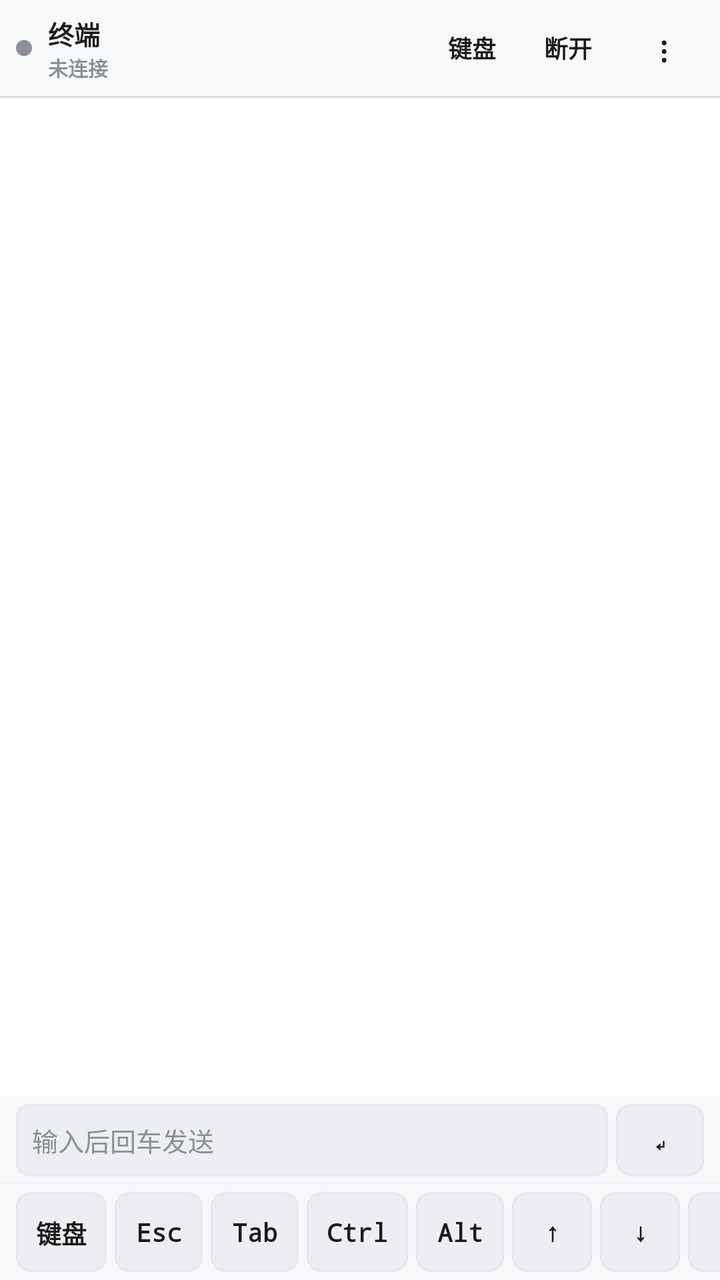
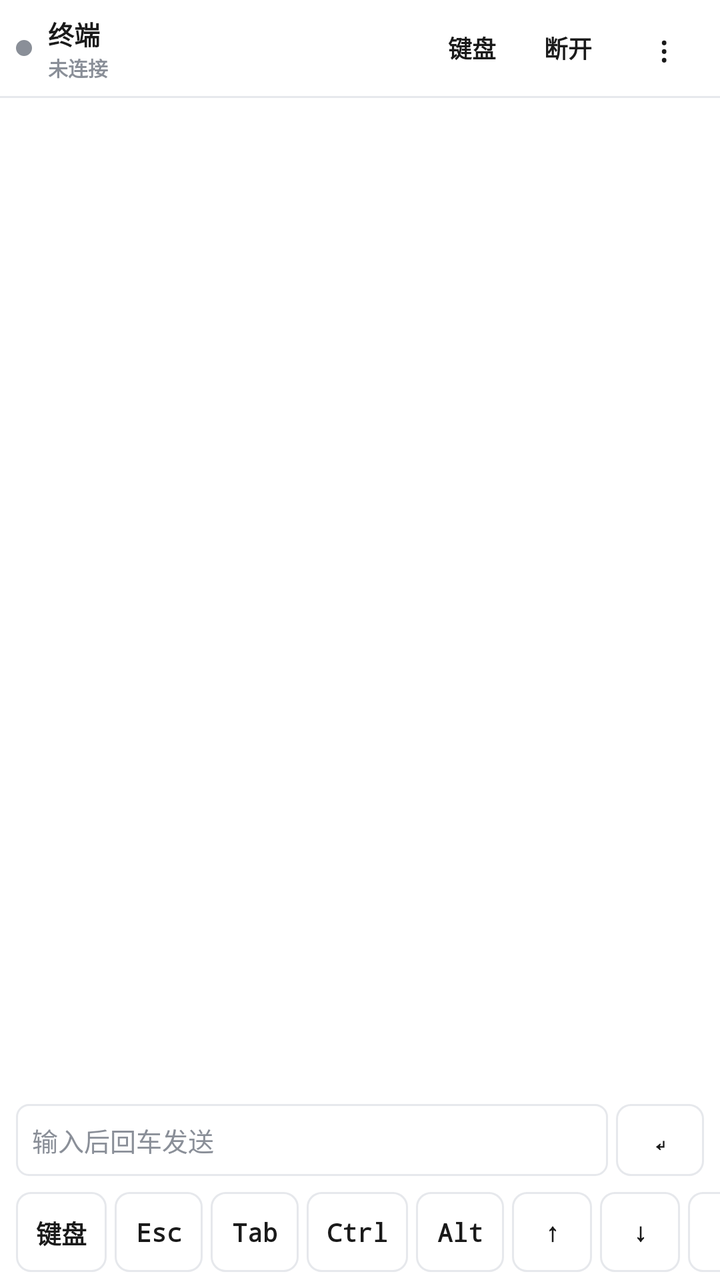

Two renders of the same Android screen: before a commit and after it. Below are the layout's source before the change and the commit's diff.
<!-- AndroidManifest.xml: fallback theme Theme.MaterialComponents.DayNight.NoActionBar -->
<!-- res/layout/tool_terminal.xml -->
<?xml version="1.0" encoding="utf-8"?>
<LinearLayout xmlns:android="http://schemas.android.com/apk/res/android"
    android:layout_width="match_parent"
    android:layout_height="match_parent"
    android:orientation="vertical"
    android:padding="0dp"
    android:background="@color/terminal_bg">

    
    <LinearLayout
        android:id="@+id/terminal_toolbar"
        android:layout_width="match_parent"
        android:layout_height="@dimen/touch_min"
        android:orientation="horizontal"
        android:gravity="center_vertical"
        android:paddingStart="@dimen/space_sm"
        android:paddingEnd="@dimen/space_xs"
        android:background="@color/terminal_toolbar"
        android:elevation="1dp">

        <View
            android:id="@+id/terminal_status_dot"
            android:layout_width="8dp"
            android:layout_height="8dp"
            android:layout_marginEnd="@dimen/space_sm"
            android:background="@drawable/bg_terminal_status_dot"/>

        <LinearLayout
            android:layout_width="0dp"
            android:layout_height="wrap_content"
            android:layout_weight="1"
            android:orientation="vertical">

            <TextView
                android:id="@+id/terminal_title"
                android:layout_width="match_parent"
                android:layout_height="wrap_content"
                android:text="@string/terminal_title"
                android:textColor="@color/terminal_fg"
                android:textStyle="bold"
                android:textSize="13sp"
                android:maxLines="1"
                android:ellipsize="end"/>

            <TextView
                android:id="@+id/terminal_status"
                android:layout_width="match_parent"
                android:layout_height="wrap_content"
                android:text="@string/terminal_status_ready"
                android:textColor="@color/terminal_status_idle"
                android:textSize="10sp"
                android:textStyle="bold"
                android:maxLines="1"
                android:ellipsize="end"/>
        </LinearLayout>

        <TextView
            android:id="@+id/terminal_kbd"
            android:layout_width="wrap_content"
            android:layout_height="@dimen/touch_min"
            android:minWidth="@dimen/touch_min"
            android:gravity="center"
            android:paddingHorizontal="@dimen/space_sm"
            android:text="@string/terminal_key_kbd"
            android:textColor="@color/terminal_fg"
            android:textSize="12sp"
            android:textStyle="bold"
            android:background="?android:attr/selectableItemBackground"
            android:clickable="true"
            android:focusable="true"/>

        <TextView
            android:id="@+id/terminal_disconnect"
            android:layout_width="wrap_content"
            android:layout_height="@dimen/touch_min"
            android:minWidth="@dimen/touch_min"
            android:gravity="center"
            android:paddingHorizontal="@dimen/space_sm"
            android:text="@string/terminal_disconnect"
            android:textColor="@color/terminal_fg"
            android:textSize="12sp"
            android:textStyle="bold"
            android:background="?android:attr/selectableItemBackground"
            android:clickable="true"
            android:focusable="true"/>

        <TextView
            android:id="@+id/terminal_more"
            android:layout_width="wrap_content"
            android:layout_height="@dimen/touch_min"
            android:minWidth="@dimen/touch_min"
            android:gravity="center"
            android:paddingHorizontal="@dimen/space_sm"
            android:text="@string/terminal_more"
            android:textColor="@color/terminal_fg"
            android:textSize="18sp"
            android:background="?android:attr/selectableItemBackground"
            android:clickable="true"
            android:focusable="true"/>
    </LinearLayout>

    <View
        android:layout_width="match_parent"
        android:layout_height="1dp"
        android:background="@color/terminal_border"/>

    
    <ScrollView
        android:id="@+id/terminal_scroll"
        android:layout_width="match_parent"
        android:layout_height="0dp"
        android:layout_weight="1"
        android:fillViewport="true"
        android:background="@color/terminal_bg"
        android:fadeScrollbars="false"
        android:clickable="true"
        android:focusable="true">

        <TextView
            android:id="@+id/terminal_output"
            android:layout_width="match_parent"
            android:layout_height="wrap_content"
            android:paddingLeft="6dp"
            android:paddingRight="6dp"
            android:paddingTop="4dp"
            android:paddingBottom="4dp"
            android:minHeight="160dp"
            android:textIsSelectable="true"
            android:textColor="@color/terminal_fg"
            android:textSize="12sp"
            android:lineSpacingExtra="1dp"
            android:fontFamily="monospace"
            android:text=""/>
    </ScrollView>

    
    <LinearLayout
        android:layout_width="match_parent"
        android:layout_height="wrap_content"
        android:orientation="horizontal"
        android:gravity="center_vertical"
        android:minHeight="40dp"
        android:paddingHorizontal="@dimen/space_sm"
        android:paddingVertical="@dimen/space_xs"
        android:background="@color/terminal_toolbar">

        <EditText
            android:id="@+id/terminal_input"
            android:layout_width="0dp"
            android:layout_height="wrap_content"
            android:layout_weight="1"
            android:minHeight="36dp"
            android:hint="@string/terminal_hint"
            android:inputType="textVisiblePassword|textNoSuggestions"
            android:imeOptions="actionGo|flagNoExtractUi"
            android:singleLine="true"
            android:background="@drawable/bg_terminal_input"
            android:paddingHorizontal="@dimen/space_sm"
            android:paddingVertical="@dimen/space_xs"
            android:textColor="@color/terminal_fg"
            android:textColorHint="@color/terminal_muted"
            android:textSize="13sp"
            android:fontFamily="monospace"
            android:importantForAutofill="no"/>

        <TextView
            android:id="@+id/terminal_run"
            android:layout_width="wrap_content"
            android:layout_height="36dp"
            android:minWidth="44dp"
            android:layout_marginStart="@dimen/space_xs"
            android:gravity="center"
            android:paddingHorizontal="@dimen/space_sm"
            android:background="@drawable/bg_terminal_key"
            android:text="@string/terminal_run"
            android:textColor="@color/terminal_fg"
            android:textSize="12sp"
            android:textStyle="bold"
            android:fontFamily="monospace"
            android:clickable="true"
            android:focusable="true"/>
    </LinearLayout>

    
    <HorizontalScrollView
        android:id="@+id/terminal_extra_keys"
        android:layout_width="match_parent"
        android:layout_height="wrap_content"
        android:background="@color/terminal_toolbar"
        android:scrollbars="none"
        android:fadeScrollbars="true"
        android:elevation="2dp">

        <LinearLayout
            android:id="@+id/terminal_extra_keys_row"
            android:layout_width="wrap_content"
            android:layout_height="wrap_content"
            android:orientation="horizontal"
            android:gravity="center_vertical"
            android:paddingHorizontal="6dp"
            android:paddingVertical="4dp"
            android:minHeight="44dp">

            <TextView android:id="@+id/terminal_key_kbd"
                style="@style/TerminalExtraKey"
                android:text="@string/terminal_key_kbd"/>
            <TextView android:id="@+id/terminal_key_esc"
                style="@style/TerminalExtraKey"
                android:text="@string/terminal_key_esc"/>
            <TextView android:id="@+id/terminal_key_tab"
                style="@style/TerminalExtraKey"
                android:text="@string/terminal_key_tab"/>
            <TextView android:id="@+id/terminal_key_ctrl"
                style="@style/TerminalExtraKey"
                android:minWidth="48dp"
                android:text="@string/terminal_key_ctrl"/>
            <TextView android:id="@+id/terminal_key_alt"
                style="@style/TerminalExtraKey"
                android:text="@string/terminal_key_alt"/>
            <TextView android:id="@+id/terminal_key_up"
                style="@style/TerminalExtraKey"
                android:minWidth="40dp"
                android:text="@string/terminal_key_up"/>
            <TextView android:id="@+id/terminal_key_down"
                style="@style/TerminalExtraKey"
                android:minWidth="40dp"
                android:text="@string/terminal_key_down"/>
            <TextView android:id="@+id/terminal_key_left"
                style="@style/TerminalExtraKey"
                android:minWidth="40dp"
                android:text="@string/terminal_key_left"/>
            <TextView android:id="@+id/terminal_key_right"
                style="@style/TerminalExtraKey"
                android:minWidth="40dp"
                android:text="@string/terminal_key_right"/>
            <TextView android:id="@+id/terminal_key_home"
                style="@style/TerminalExtraKey"
                android:minWidth="48dp"
                android:text="@string/terminal_key_home"/>
            <TextView android:id="@+id/terminal_key_end"
                style="@style/TerminalExtraKey"
                android:text="@string/terminal_key_end"/>
            <TextView android:id="@+id/terminal_key_ctrl_c"
                style="@style/TerminalExtraKey"
                android:text="@string/terminal_key_ctrl_c"/>
            <TextView android:id="@+id/terminal_key_ctrl_d"
                style="@style/TerminalExtraKey"
                android:text="@string/terminal_key_ctrl_d"/>
            <TextView android:id="@+id/terminal_key_ctrl_z"
                style="@style/TerminalExtraKey"
                android:text="@string/terminal_key_ctrl_z"/>
            <TextView android:id="@+id/terminal_key_pipe"
                style="@style/TerminalExtraKey"
                android:minWidth="36dp"
                android:text="@string/terminal_key_pipe"/>
            <TextView android:id="@+id/terminal_key_tilde"
                style="@style/TerminalExtraKey"
                android:minWidth="36dp"
                android:text="@string/terminal_key_tilde"/>
        </LinearLayout>
    </HorizontalScrollView>
</LinearLayout>
<!-- resources referenced by this layout -->
<resources>
  <color name="terminal_bg">#FFFFFF</color>
  <color name="terminal_border">#E6E8EC</color>
  <color name="terminal_fg">#1A1A1A</color>
  <color name="terminal_muted">#8A8F98</color>
  <color name="terminal_status_idle">#8A8F98</color>
  <color name="terminal_toolbar">#F7F8FA</color>
  <dimen name="space_sm">8dp</dimen>
  <dimen name="space_xs">4dp</dimen>
  <dimen name="touch_min">48dp</dimen>
  <!-- drawable bg_terminal_input (drawable) -->
  <?xml version="1.0" encoding="utf-8"?>
  <shape xmlns:android="http://schemas.android.com/apk/res/android"
      android:shape="rectangle">
      <solid android:color="@color/terminal_key_bg"/>
      <stroke android:width="1dp" android:color="@color/terminal_border"/>
      <corners android:radius="6dp"/>
  </shape>
  <!-- drawable bg_terminal_key (drawable) -->
  <?xml version="1.0" encoding="utf-8"?>
  <shape xmlns:android="http://schemas.android.com/apk/res/android"
      android:shape="rectangle">
      <solid android:color="@color/terminal_key_bg"/>
      <stroke android:width="1dp" android:color="@color/terminal_border"/>
      <corners android:radius="7dp"/>
  </shape>
  <!-- drawable bg_terminal_status_dot (drawable) -->
  <?xml version="1.0" encoding="utf-8"?>
  <shape xmlns:android="http://schemas.android.com/apk/res/android"
      android:shape="oval">
      <solid android:color="@color/terminal_status_idle"/>
  </shape>
  <string name="terminal_disconnect">断开</string>
  <string name="terminal_hint">输入后回车发送</string>
  <string name="terminal_key_alt">Alt</string>
  <string name="terminal_key_ctrl">Ctrl</string>
  <string name="terminal_key_ctrl_c">^C</string>
  <string name="terminal_key_ctrl_d">^D</string>
  <string name="terminal_key_ctrl_z">^Z</string>
  <string name="terminal_key_down">↓</string>
  <string name="terminal_key_end">End</string>
  <string name="terminal_key_esc">Esc</string>
  <string name="terminal_key_home">Home</string>
  <string name="terminal_key_kbd">键盘</string>
  <string name="terminal_key_left">←</string>
  <string name="terminal_key_pipe">|</string>
  <string name="terminal_key_right">→</string>
  <string name="terminal_key_tab">Tab</string>
  <string name="terminal_key_tilde">~</string>
  <string name="terminal_key_up">↑</string>
  <string name="terminal_more">⋮</string>
  <string name="terminal_run">↵</string>
  <string name="terminal_status_ready">未连接</string>
  <string name="terminal_title">终端</string>
  <style name="TerminalExtraKey">
          <item name="android:layout_width">wrap_content</item>
          <item name="android:layout_height">wrap_content</item>
          <item name="android:minWidth">44dp</item>
          <item name="android:minHeight">40dp</item>
          <item name="android:layout_marginHorizontal">2dp</item>
          <item name="android:paddingHorizontal">10dp</item>
          <item name="android:paddingVertical">8dp</item>
          <item name="android:gravity">center</item>
          <item name="android:background">@drawable/bg_terminal_key</item>
          <item name="android:textColor">@color/terminal_fg</item>
          <item name="android:textSize">12.5sp</item>
          <item name="android:textStyle">bold</item>
          <item name="android:fontFamily">monospace</item>
          <item name="android:clickable">true</item>
          <item name="android:focusable">true</item>
      </style>
  <color name="terminal_key_bg">#ECEEF1</color>
</resources>

<!-- the commit's change to res/layout/tool_terminal.xml (unified diff, before → after) -->
@@ -4,7 +4,7 @@
     android:layout_height="match_parent"
     android:orientation="vertical"
     android:padding="0dp"
-    android:background="@color/terminal_bg">
+    android:background="?attr/scrTerminalBg">
 
     
     <LinearLayout
@@ -15,7 +15,7 @@
         android:gravity="center_vertical"
         android:paddingStart="@dimen/space_sm"
         android:paddingEnd="@dimen/space_xs"
-        android:background="@color/terminal_toolbar"
+        android:background="?attr/scrTerminalBar"
         android:elevation="1dp">
 
         <View
@@ -111,7 +111,7 @@
         android:layout_height="0dp"
         android:layout_weight="1"
         android:fillViewport="true"
-        android:background="@color/terminal_bg"
+        android:background="?attr/scrTerminalBg"
         android:fadeScrollbars="false"
         android:clickable="true"
         android:focusable="true">
@@ -142,7 +142,7 @@
         android:minHeight="40dp"
         android:paddingHorizontal="@dimen/space_sm"
         android:paddingVertical="@dimen/space_xs"
-        android:background="@color/terminal_toolbar">
+        android:background="?attr/scrTerminalBar">
 
         <EditText
             android:id="@+id/terminal_input"
@@ -186,7 +186,7 @@
         android:id="@+id/terminal_extra_keys"
         android:layout_width="match_parent"
         android:layout_height="wrap_content"
-        android:background="@color/terminal_toolbar"
+        android:background="?attr/scrTerminalBar"
         android:scrollbars="none"
         android:fadeScrollbars="true"
         android:elevation="2dp">
<!-- resource entries referenced after the edit -->
@@ -1,11 +1,9 @@
 <!-- resources referenced by this layout -->
 <resources>
-  <color name="terminal_bg">#FFFFFF</color>
   <color name="terminal_border">#E6E8EC</color>
   <color name="terminal_fg">#1A1A1A</color>
   <color name="terminal_muted">#8A8F98</color>
   <color name="terminal_status_idle">#8A8F98</color>
-  <color name="terminal_toolbar">#F7F8FA</color>
   <dimen name="space_sm">8dp</dimen>
   <dimen name="space_xs">4dp</dimen>
   <dimen name="touch_min">48dp</dimen>
@@ -13,7 +11,7 @@
   <?xml version="1.0" encoding="utf-8"?>
   <shape xmlns:android="http://schemas.android.com/apk/res/android"
       android:shape="rectangle">
-      <solid android:color="@color/terminal_key_bg"/>
+      <solid android:color="?attr/scrTerminalKey"/>
       <stroke android:width="1dp" android:color="@color/terminal_border"/>
       <corners android:radius="6dp"/>
   </shape>
@@ -21,7 +19,7 @@
   <?xml version="1.0" encoding="utf-8"?>
   <shape xmlns:android="http://schemas.android.com/apk/res/android"
       android:shape="rectangle">
-      <solid android:color="@color/terminal_key_bg"/>
+      <solid android:color="?attr/scrTerminalKey"/>
       <stroke android:width="1dp" android:color="@color/terminal_border"/>
       <corners android:radius="7dp"/>
   </shape>
@@ -70,6 +68,5 @@
           <item name="android:clickable">true</item>
           <item name="android:focusable">true</item>
       </style>
-  <color name="terminal_key_bg">#ECEEF1</color>
 </resources>
 
